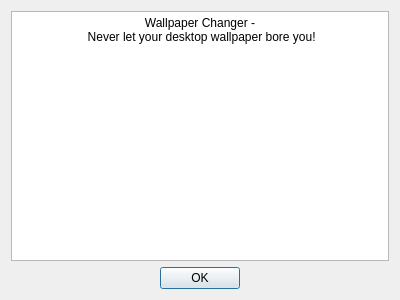
Before: the Qt Designer form wpchanger_app/src/qt/aboutdialog/aboutdialog.ui in VioletGiraffe/desktop-wallpaper-switcher, drawn with Qt 5.
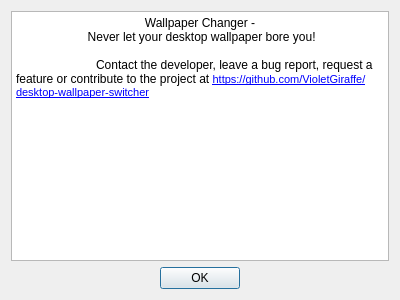
After: the same form once the commit is applied.

Commit message: Installer for Qt 5, about dialog

Patch:
```diff
--- a/wpchanger_app/src/qt/aboutdialog/aboutdialog.ui
+++ b/wpchanger_app/src/qt/aboutdialog/aboutdialog.ui
@@ -28,7 +28,12 @@
 p, li { white-space: pre-wrap; }
 &lt;/style&gt;&lt;/head&gt;&lt;body style=&quot; font-family:'MS Shell Dlg 2'; font-size:8.25pt; font-weight:400; font-style:normal;&quot;&gt;
 &lt;p align=&quot;center&quot; style=&quot; margin-top:0px; margin-bottom:0px; margin-left:0px; margin-right:0px; -qt-block-indent:0; text-indent:0px;&quot;&gt;&lt;span style=&quot; font-size:9pt;&quot;&gt;Wallpaper Changer -&lt;/span&gt;&lt;/p&gt;
-&lt;p align=&quot;center&quot; style=&quot; margin-top:0px; margin-bottom:0px; margin-left:0px; margin-right:0px; -qt-block-indent:0; text-indent:0px;&quot;&gt;&lt;span style=&quot; font-size:9pt;&quot;&gt; Never let your desktop wallpaper bore you!&lt;/span&gt;&lt;/p&gt;&lt;/body&gt;&lt;/html&gt;</string>
+&lt;p align=&quot;center&quot; style=&quot; margin-top:0px; margin-bottom:0px; margin-left:0px; margin-right:0px; -qt-block-indent:0; text-indent:0px;&quot;&gt;&lt;span style=&quot; font-size:9pt;&quot;&gt; Never let your desktop wallpaper bore you!&lt;/span&gt;&lt;/p&gt;
+&lt;p align=&quot;center&quot; style=&quot;-qt-paragraph-type:empty; margin-top:0px; margin-bottom:0px; margin-left:0px; margin-right:0px; -qt-block-indent:0; text-indent:0px; font-size:9pt;&quot;&gt;&lt;br /&gt;&lt;/p&gt;
+&lt;p style=&quot; margin-top:0px; margin-bottom:0px; margin-left:0px; margin-right:0px; -qt-block-indent:0; text-indent:0px;&quot;&gt;&lt;span style=&quot; font-size:9pt;&quot;&gt;	Contact the developer, leave a bug report, request a feature or contribute to the project at &lt;/span&gt;&lt;a href=&quot;https://github.com/VioletGiraffe/desktop-wallpaper-switcher&quot;&gt;&lt;span style=&quot; font-size:8pt; text-decoration: underline; color:#0000ff;&quot;&gt;https://github.com/VioletGiraffe/desktop-wallpaper-switcher&lt;/span&gt;&lt;/a&gt;&lt;/p&gt;&lt;/body&gt;&lt;/html&gt;</string>
+     </property>
+     <property name="openExternalLinks">
+      <bool>true</bool>
      </property>
     </widget>
    </item>
```
The commit also changes 2 other files.
